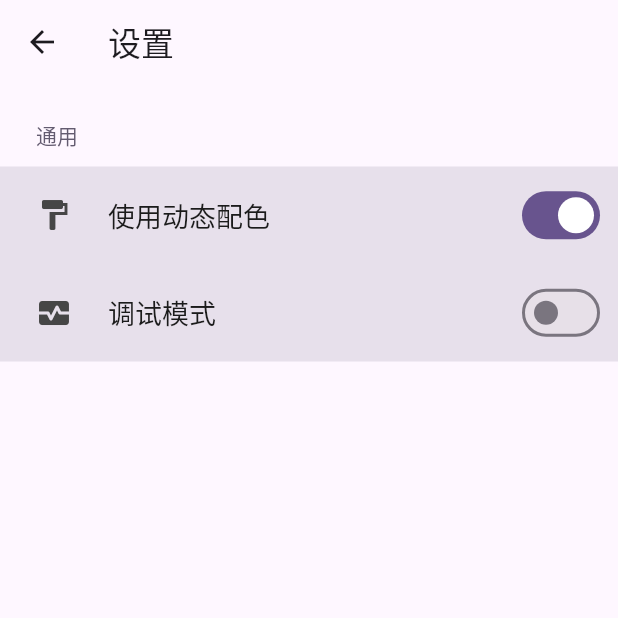
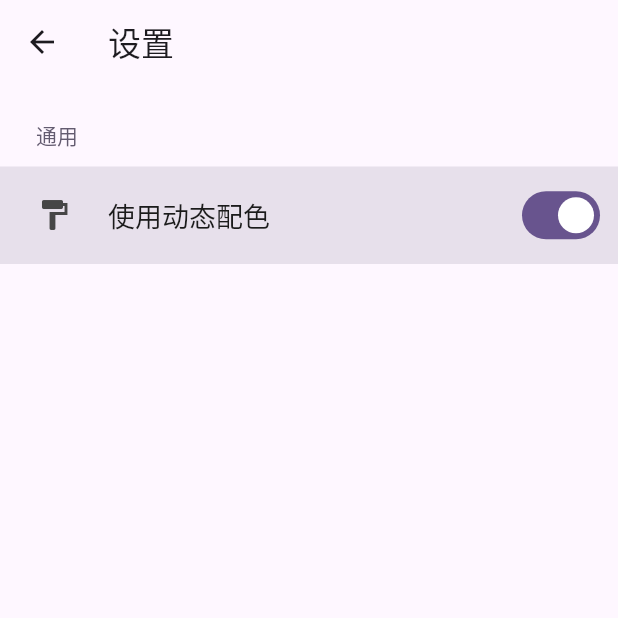
Before and after one commit to keylol-flutter/keylol_app, a Flutter app: the SettingsPage screen opened by its route, on a phone screen of 412 x 824 dp, the top half of it. Run offline on Flutter 3.47's test engine with Material 3 defaults, Android fonts, the phone set to English and light mode, and no system bars; drawn by our look-alikes of dynamic_color, settings_ui; our stand-ins replace cached_network_image, carousel_slider, date_format, dio, equatable, firebase_core and 14 more; missing offline and left inert: dio_cache_interceptor, discuz_widgets, keylol_api, lpinyin; accounts and stored records are empty; generated files the repository leaves out were written again.

```diff
--- a/lib/screen/settings/settings_page.dart
+++ b/lib/screen/settings/settings_page.dart
@@ -1,6 +1,5 @@
 import 'package:flutter/material.dart';
 import 'package:flutter_bloc/flutter_bloc.dart';
-import 'package:flutter_colorpicker/flutter_colorpicker.dart';
 import 'package:flutter_gen/gen_l10n/app_localizations.dart';
 import 'package:keylol_flutter/repository/settings_repository.dart';
 import 'package:settings_ui/settings_ui.dart';
@@ -104,22 +103,6 @@ class _SettingsPageState extends State<SettingsPage> {
               // ),
             ],
           ),
-          SettingsSection(
-            tiles: [
-              SettingsTile.switchTile(
-                leading: const Icon(Icons.monitor_heart),
-                title:
-                    Text(AppLocalizations.of(context)!.settingsPageEnableDebug),
-                initialValue:
-                    context.read<SettingsRepository>().getEnableDebug(),
-                onToggle: (value) {
-                  setState(() {
-                    context.read<SettingsRepository>().setEnableDebug(value);
-                  });
-                },
-              ),
-            ],
-          ),
         ],
       ),
     );
--- a/pubspec.yaml
+++ b/pubspec.yaml
@@ -1,5 +1,5 @@
 name: keylol_flutter
-description: A new Flutter project.
+description: A third client of keylol.com written by flutter.
 # The following line prevents the package from being accidentally published to
 # pub.dev using `flutter pub publish`. This is preferred for private packages.
 publish_to: 'none' # Remove this line if you wish to publish to pub.dev
@@ -72,8 +72,6 @@ dependencies:
   dio_cache_interceptor_db_store: ^5.1.1
   settings_ui: ^2.0.2
   flutter_colorpicker: ^1.0.3
-  flutter_debug_overlay: ^0.1.6
-  collection: ^1.18.0
 
 dev_dependencies:
   flutter_test:
```
Also changed, not shown: lib/main.dart (+0 -26 lines), pubspec.lock.
